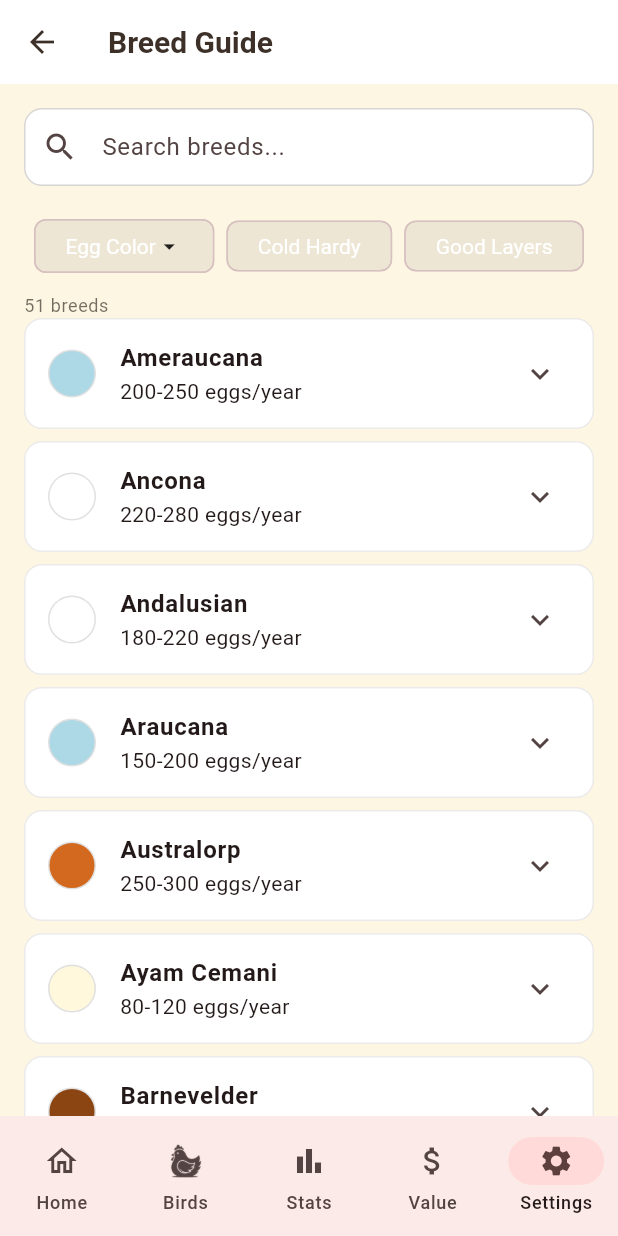
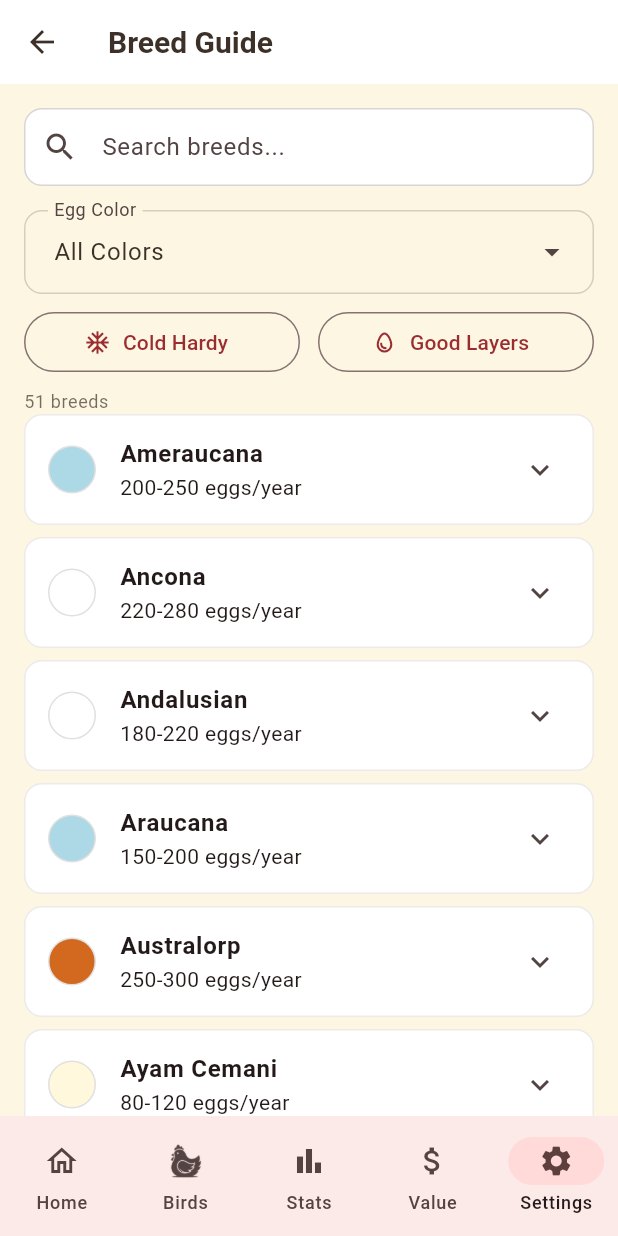
Before and after one commit to pingponghero/flockmanager, a Flutter app: the BreedListScreen screen opened by its route, on a phone screen of 412 x 824 dp. Run offline on Flutter 3.47's test engine with Material 3 defaults, Android fonts, the phone set to English and light mode, and no system bars; our stand-ins replace awesome_notifications, file_picker, fl_chart, flutter_riverpod, freezed_annotation, go_router and 6 more; accounts and stored records are empty.

Commit message:
Replace all DropdownButtonFormField with DropdownMenu and fix breed filter UX
Standardize all dropdowns to Material 3 DropdownMenu across the app.
On the breed guide, replace the unreadable PopupMenuButton+Chip egg color
filter with a DropdownMenu, and swap FilterChips for toggle buttons.
On expense/income forms, replace category ChoiceChips with a dropdown and
add a right-aligned date pill matching the quick egg log style.

Co-Authored-By: Claude Opus 4.6 <noreply@anthropic.com>

```diff
--- a/lib/screens/breeds/breed_list_screen.dart
+++ b/lib/screens/breeds/breed_list_screen.dart
@@ -38,68 +38,21 @@ class _BreedListScreenState extends State<BreedListScreen> {
             ),
           ),
 
-          // Filter chips
-          SingleChildScrollView(
-            scrollDirection: Axis.horizontal,
+          // Egg color filter
+          Padding(
             padding: const EdgeInsets.symmetric(horizontal: 16),
-            child: Row(
-              children: [
-                // Egg color filter
-                PopupMenuButton<EggColor?>(
-                  child: Chip(
-                    label: Row(
-                      mainAxisSize: MainAxisSize.min,
-                      children: [
-                        if (_selectedEggColor != null) ...[
-                          Container(
-                            width: 12,
-                            height: 12,
-                            decoration: BoxDecoration(
-                              color: _getEggColorValue(_selectedEggColor!),
-                              shape: BoxShape.circle,
-                              border: Border.all(color: Colors.grey.shade400),
-                            ),
-                          ),
-                          const SizedBox(width: 6),
-                        ],
-                        Text(_selectedEggColor != null
-                            ? _getEggColorLabel(_selectedEggColor!)
-                            : 'Egg Color'),
-                        const Icon(Icons.arrow_drop_down, size: 18),
-                      ],
-                    ),
-                    deleteIcon: _selectedEggColor != null
-                        ? const Icon(Icons.close, size: 16)
-                        : null,
-                    onDeleted: _selectedEggColor != null
-                        ? () => setState(() => _selectedEggColor = null)
-                        : null,
-                  ),
-                  onSelected: (color) => setState(() => _selectedEggColor = color),
-                  itemBuilder: (context) => [
-                    PopupMenuItem<EggColor?>(
-                      value: null,
-                      child: Row(
-                        children: [
-                          Icon(
-                            Icons.check,
-                            size: 16,
-                            color: _selectedEggColor == null
-                                ? Theme.of(context).colorScheme.primary
-                                : Colors.transparent,
-                          ),
-                          const SizedBox(width: 8),
-                          const Text('All Colors'),
-                        ],
-                      ),
-                    ),
+            child: DropdownMenu<EggColor?>(
+              initialSelection: _selectedEggColor,
+              expandedInsets: EdgeInsets.zero,
+              label: const Text('Egg Color'),
+              dropdownMenuEntries: [
+                const DropdownMenuEntry(value: null, label: 'All Colors'),
                 ...EggColor.values
                     .where((c) => c != EggColor.green && c != EggColor.pink)
-                        .map((color) => PopupMenuItem<EggColor?>(
+                    .map((color) => DropdownMenuEntry(
                           value: color,
-                          child: Row(
-                            children: [
-                              Container(
+                          label: _getEggColorLabel(color),
+                          leadingIcon: Container(
                             width: 16,
                             height: 16,
                             decoration: BoxDecoration(
@@ -108,27 +61,48 @@ class _BreedListScreenState extends State<BreedListScreen> {
                               border: Border.all(color: Colors.grey.shade400),
                             ),
                           ),
-                              const SizedBox(width: 8),
-                              Text(_getEggColorLabel(color)),
-                            ],
-                          ),
                         )),
               ],
-                ),
-                const SizedBox(width: 8),
-                FilterChip(
-                  label: const Text('Cold Hardy'),
-                  selected: _coldHardyFilter == true,
-                  onSelected: (selected) => setState(
-                    () => _coldHardyFilter = selected ? true : null,
+              onSelected: (value) =>
+                  setState(() => _selectedEggColor = value),
             ),
           ),
-                const SizedBox(width: 8),
-                FilterChip(
+          const SizedBox(height: 8),
+
+          // Boolean filters
+          Padding(
+            padding: const EdgeInsets.symmetric(horizontal: 16),
+            child: Row(
+              children: [
+                Expanded(
+                  child: _coldHardyFilter == true
+                      ? FilledButton.tonalIcon(
+                          onPressed: () =>
+                              setState(() => _coldHardyFilter = null),
+                          icon: const Icon(Icons.ac_unit, size: 18),
+                          label: const Text('Cold Hardy'),
+                        )
+                      : OutlinedButton.icon(
+                          onPressed: () =>
+                              setState(() => _coldHardyFilter = true),
+                          icon: const Icon(Icons.ac_unit, size: 18),
+                          label: const Text('Cold Hardy'),
+                        ),
+                ),
+                const SizedBox(width: 12),
+                Expanded(
+                  child: _goodLayerFilter == true
+                      ? FilledButton.tonalIcon(
+                          onPressed: () =>
+                              setState(() => _goodLayerFilter = null),
+                          icon: const Icon(Icons.egg_outlined, size: 18),
                           label: const Text('Good Layers'),
-                  selected: _goodLayerFilter == true,
-                  onSelected: (selected) => setState(
-                    () => _goodLayerFilter = selected ? true : null,
+                        )
+                      : OutlinedButton.icon(
+                          onPressed: () =>
+                              setState(() => _goodLayerFilter = true),
+                          icon: const Icon(Icons.egg_outlined, size: 18),
+                          label: const Text('Good Layers'),
                         ),
                 ),
               ],
```
Also changed, not shown: lib/screens/birds/bird_form_screen.dart (+33 -42 lines), lib/screens/eggs/egg_log_screen.dart (+26 -36 lines), lib/screens/medications/medication_screen.dart (+10 -12 lines), lib/screens/medications/widgets/add_medication_sheet.dart (+22 -24 lines), lib/screens/value/value_form_screen.dart (+116 -67 lines), lib/widgets/egg_quick_log.dart (+23 -29 lines). Lines whose indentation alone changed are shown as unchanged.
